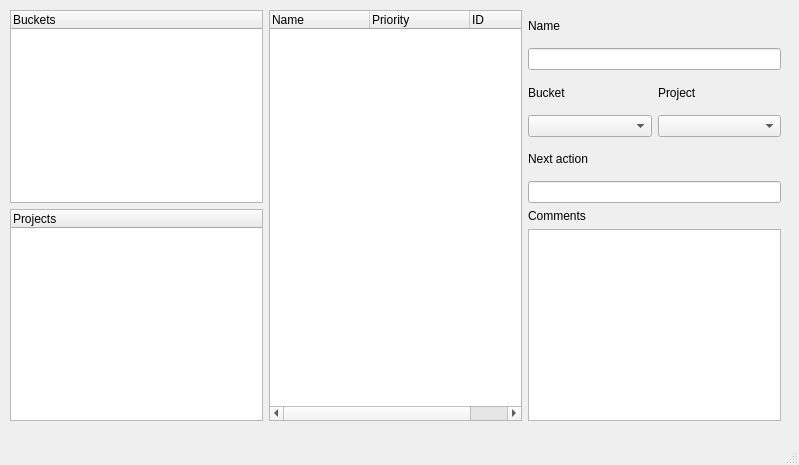
This is gui.ui in marufas/get-it-done as Qt 5 draws it before an edit. The edited form follows.
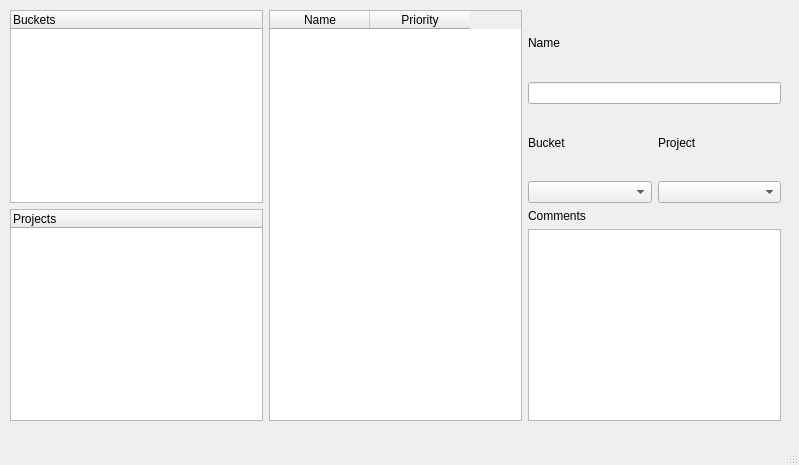
This is the edited form.

What changed in the file:
```diff
--- a/gui.ui
+++ b/gui.ui
@@ -79,19 +79,9 @@
          </property>
         </widget>
        </item>
-       <item row="9" column="0" colspan="2">
-        <widget class="QLineEdit" name="detailNextAction"/>
-       </item>
        <item row="1" column="0" colspan="2">
         <widget class="QLineEdit" name="detailName"/>
        </item>
-       <item row="8" column="0">
-        <widget class="QLabel" name="labelNextAction">
-         <property name="text">
-          <string>Next action</string>
-         </property>
-        </widget>
-       </item>
       </layout>
      </item>
      <item row="1" column="1">
@@ -104,7 +94,25 @@
       </widget>
      </item>
      <item row="0" column="2" rowspan="2">
-      <widget class="QTreeWidget" name="taskList">
+      <widget class="QTableWidget" name="taskTable">
+       <property name="selectionMode">
+        <enum>QAbstractItemView::SingleSelection</enum>
+       </property>
+       <property name="selectionBehavior">
+        <enum>QAbstractItemView::SelectRows</enum>
+       </property>
+       <property name="sortingEnabled">
+        <bool>true</bool>
+       </property>
+       <attribute name="horizontalHeaderHighlightSections">
+        <bool>false</bool>
+       </attribute>
+       <attribute name="horizontalHeaderShowSortIndicator" stdset="0">
+        <bool>true</bool>
+       </attribute>
+       <attribute name="verticalHeaderShowSortIndicator" stdset="0">
+        <bool>false</bool>
+       </attribute>
        <column>
         <property name="text">
          <string>Name</string>
@@ -115,11 +123,6 @@
          <string>Priority</string>
         </property>
        </column>
-       <column>
-        <property name="text">
-         <string>ID</string>
-        </property>
-       </column>
       </widget>
      </item>
     </layout>
```
